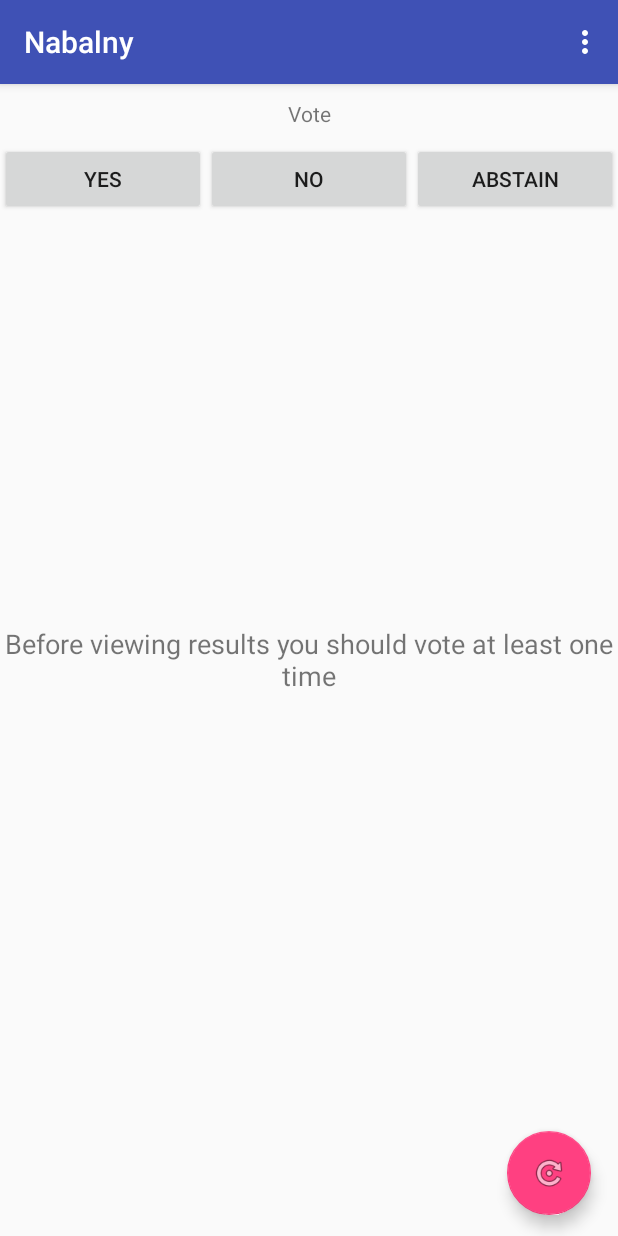
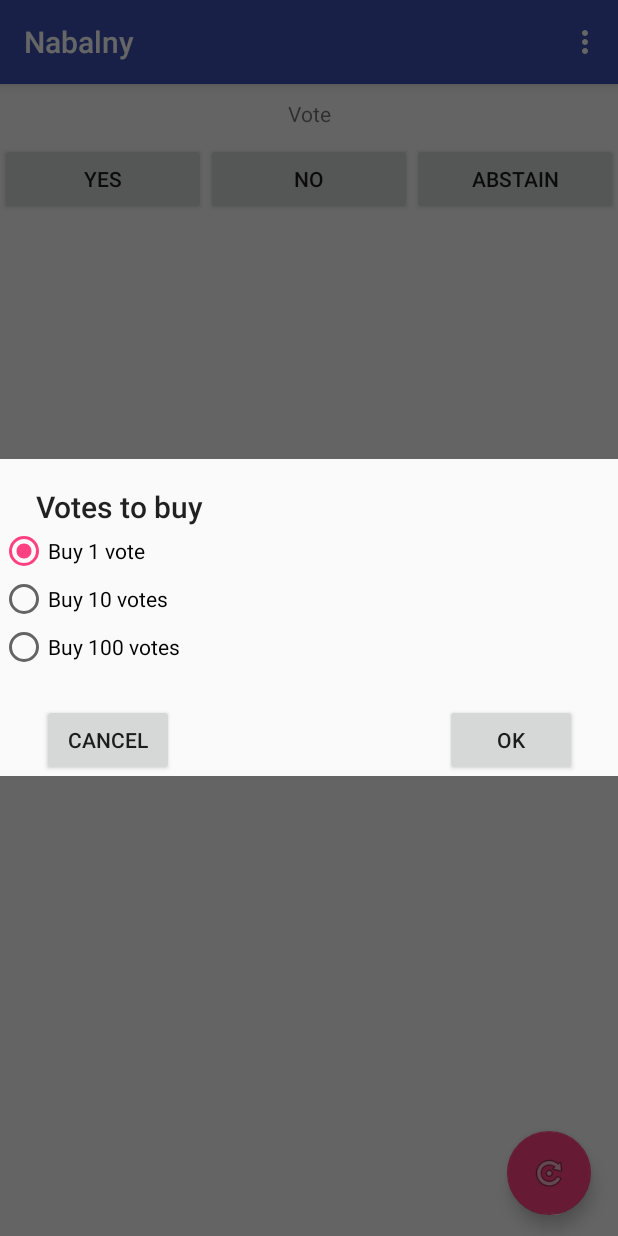
Before and after one commit to istepnikov/Nabalny, an Android app: the screen it shows after launch (MainActivity), after a tap on "YES", on a phone screen of 412 x 824 dp. Run offline under Robolectric (Android 15) with nearby library versions, the phone set to English and light mode, and no system bars; libraries missing offline, so code that uses them is left out: com.anjlab.android, com.github.mikephil.charting; plain views replace PieChart; pictures from the network do not load; 2 statements that could not run were skipped.

Commit message:
Add dialog and a few fixes

```diff
--- a/app/src/main/java/space/greenraven/android/nabalny/MainActivity.java
+++ b/app/src/main/java/space/greenraven/android/nabalny/MainActivity.java
@@ -1,5 +1,6 @@
 package space.greenraven.android.nabalny;
 
+import android.app.Dialog;
 import android.content.Intent;
 import android.os.Bundle;
 import android.support.annotation.NonNull;
@@ -12,10 +13,13 @@ import android.util.Log;
 import android.view.Menu;
 import android.view.MenuItem;
 import android.view.View;
+import android.widget.Button;
+import android.widget.RadioButton;
 import android.widget.TextView;
 import com.anjlab.android.iab.v3.BillingProcessor;
 import com.anjlab.android.iab.v3.TransactionDetails;
 import com.github.mikephil.charting.charts.PieChart;
+import com.github.mikephil.charting.components.Description;
 import com.github.mikephil.charting.data.PieData;
 import com.github.mikephil.charting.data.PieDataSet;
 import com.github.mikephil.charting.data.PieEntry;
@@ -27,7 +31,9 @@ import com.google.android.gms.auth.api.signin.GoogleSignInResult;
 import com.google.android.gms.common.ConnectionResult;
 import com.google.android.gms.common.Scopes;
 import com.google.android.gms.common.api.GoogleApiClient;
+import com.google.android.gms.common.api.ResultCallback;
 import com.google.android.gms.common.api.Scope;
+import com.google.android.gms.common.api.Status;
 import space.greenraven.android.nabalny.remoting.VoteProcessingService;
 import space.greenraven.android.nabalny.remoting.VoteResultsService;
 import space.greenraven.android.nabalny.remoting.VoteStats;
@@ -49,6 +55,7 @@ public class MainActivity extends AppCompatActivity implements GoogleApiClient.O
     VoteResultsService voteService = new VoteResultsService(this);
 
     String currentUser = "";
+    private Menu menu;
 
     private void showSnackBarMessage(String message){
         FloatingActionButton fab = (FloatingActionButton) findViewById(R.id.fab);
@@ -136,6 +143,8 @@ public class MainActivity extends AppCompatActivity implements GoogleApiClient.O
 
             ((TextView)findViewById(R.id.textView)).setText(acct.getDisplayName()+", "+getString(R.string.you_vote));
 
+            menu.findItem(R.id.action_signout).setEnabled(true);
+
             currentUser = acct.getEmail();
 
             tokenHelper.execute(acct.getAccount());
@@ -152,6 +161,8 @@ public class MainActivity extends AppCompatActivity implements GoogleApiClient.O
 
     @Override
     public boolean onCreateOptionsMenu(Menu menu) {
+        this.menu = menu;
+
         // Inflate the menu; this adds items to the action bar if it is present.
         getMenuInflater().inflate(R.menu.menu_main, menu);
         return true;
@@ -165,12 +176,19 @@ public class MainActivity extends AppCompatActivity implements GoogleApiClient.O
         int id = item.getItemId();
 
         //noinspection SimplifiableIfStatement
-        if (id == R.id.action_settings) {
+        if (id == R.id.action_signout) {
+            signOut();
             return true;
         }
 
         return super.onOptionsItemSelected(item);
     }
+
+    private void signOut() {
+        Auth.GoogleSignInApi.signOut(mGoogleApiClient).setResultCallback(
+                status -> menu.findItem(R.id.action_signout).setEnabled(false));
+    }
+
 
     @Override
     public void onConnectionFailed(@NonNull ConnectionResult connectionResult) {
@@ -194,6 +212,9 @@ public class MainActivity extends AppCompatActivity implements GoogleApiClient.O
         pieDataSet.setColors(ColorTemplate.COLORFUL_COLORS);
         PieData pieData = new PieData(pieDataSet);
         chart.setData(pieData);
+        Description description = new Description();
+        description.setText("");
+        chart.setDescription(description);
         chart.setVisibility(View.VISIBLE);
         //chart.setCenterText("Results distribution for " + displayName);
 
@@ -214,22 +235,28 @@ public class MainActivity extends AppCompatActivity implements GoogleApiClient.O
         Log.d("Click","onClick");
         switch (v.getId()){
             case R.id.button_yes:
-
-                Log.i("Button:", "Yes");
-                bp.purchase(this, ITEM_SKU, "Yes");
+//                Log.i("Button:", "Yes");
+//                bp.purchase(this, ITEM_SKU, "Yes");
+                openBuyDialog("YES");
                 break;
             case R.id.button_no:
                 Log.i("Button:", "No");
+                openBuyDialog("NO");
                 break;
             case R.id.button_abstain:
                 Log.i("Button:", "Abstain");
+                openBuyDialog("ABSTAIN");
                 break;
         }
     }
 
     //Billing part. Should be refactored, probably
 //    static final String ITEM_SKU = "space.greenraven.nabalny.vote";
+//    static final String ITEM_SKU10 = "space.greenraven.nabalny.10votes";
+//    static final String ITEM_SKU100 = "space.greenraven.nabalny.100votes";
     static final String ITEM_SKU = "android.test.purchased";
+    static final String ITEM_SKU10 = "android.test.purchased";
+    static final String ITEM_SKU100 = "android.test.purchased";
 
     BillingProcessor bp = null;
 
@@ -273,9 +300,40 @@ public class MainActivity extends AppCompatActivity implements GoogleApiClient.O
             showSnackBarMessage(getString(R.string.vote_accepted));
             bp.consumePurchase(result);
             voteService = new VoteResultsService(this);
-            voteService.execute();
+            voteService.execute(currentUser);
         } else {
             showSnackBarMessage(result);
         }
     }
+
+    private void openBuyDialog(String payload){
+        Dialog dialog = new Dialog(this, R.style.Dialog);
+        dialog.setContentView(R.layout.buy_dialog);
+        dialog.setTitle(R.string.select_n_votes_text);
+        dialog.show();
+
+        Button okBtn = (Button) dialog.findViewById(R.id.buyOkBtn);
+        okBtn.setTag(payload);
+
+        dialog.findViewById(R.id.buyCancelBtn).setOnClickListener(v -> {
+            dialog.dismiss();
+        });
+
+        dialog.findViewById(R.id.buyOkBtn).setOnClickListener(v -> {
+            String sku = "";
+            String mPayload = (String) v.getTag();
+            if (((RadioButton) dialog.findViewById(R.id.rbtn1Item)).isChecked()){
+                sku = ITEM_SKU;
+                mPayload += ":"+1;
+            } else if(((RadioButton) dialog.findViewById(R.id.rbtn10Items)).isChecked()) {
+                sku = ITEM_SKU10;
+                mPayload += ":"+10;
+            } else if(((RadioButton) dialog.findViewById(R.id.rbtn100Items)).isChecked()) {
+                sku = ITEM_SKU100;
+                mPayload += ":"+100;
+            }
+            dialog.dismiss();
+            bp.purchase(MainActivity.this, sku, mPayload);
+        });
+    }
 }
--- /dev/null
+++ b/app/src/main/res/layout/buy_dialog.xml
@@ -0,0 +1,40 @@
+<?xml version="1.0" encoding="utf-8"?>
+<RelativeLayout xmlns:android="http://schemas.android.com/apk/res/android"
+                android:layout_width="wrap_content"
+                android:layout_height="wrap_content"
+android:id="@+id/buyDialog">
+
+
+    <RadioGroup
+            android:orientation="vertical"
+            android:layout_width="match_parent"
+            android:layout_height="wrap_content" android:id="@+id/buyRbtnLayout" android:layout_alignParentTop="true"
+            android:layout_alignParentStart="true">
+        <RadioButton
+                android:text="@string/buy_1_item_text"
+                android:layout_width="match_parent"
+                android:layout_height="wrap_content" android:id="@+id/rbtn1Item" android:checked="true"/>
+        <RadioButton
+                android:text="@string/buy_10_item_text"
+                android:layout_width="match_parent"
+                android:layout_height="wrap_content" android:id="@+id/rbtn10Items"/>
+        <RadioButton
+                android:text="@string/buy_100_item_text"
+                android:layout_width="match_parent"
+                android:layout_height="wrap_content" android:id="@+id/rbtn100Items"/>
+    </RadioGroup>
+
+    <Button
+            android:text="@android:string/cancel"
+            android:layout_width="wrap_content"
+            android:layout_height="wrap_content" android:id="@+id/buyCancelBtn"
+            android:layout_marginTop="22dp"
+            android:layout_marginStart="28dp"
+            android:layout_below="@+id/buyRbtnLayout" android:layout_alignParentStart="true"/>
+    <Button
+            android:text="@android:string/ok"
+            android:layout_width="wrap_content"
+            android:layout_height="wrap_content" android:id="@+id/buyOkBtn"
+            android:layout_alignBaseline="@+id/buyCancelBtn" android:layout_alignBottom="@+id/buyCancelBtn"
+            android:layout_alignParentEnd="true" android:layout_marginEnd="27dp"/>
+</RelativeLayout>
--- a/app/src/main/res/menu/menu_main.xml
+++ b/app/src/main/res/menu/menu_main.xml
@@ -2,8 +2,9 @@
       xmlns:app="http://schemas.android.com/apk/res-auto"
       xmlns:tools="http://schemas.android.com/tools"
       tools:context="space.greenraven.android.nabalny.MainActivity">
-    <item android:id="@+id/action_settings"
-          android:title="@string/action_settings"
+    <item android:id="@+id/action_signout"
+          android:title="@string/action_signout"
+          android:enabled="false"
           android:orderInCategory="100"
           app:showAsAction="never"/>
 </menu>
--- a/app/src/main/res/values/strings.xml
+++ b/app/src/main/res/values/strings.xml
@@ -1,13 +1,13 @@
 <resources>
     <string name="app_name">Nabalny</string>
-    <string name="action_settings">Settings</string>
+    <string name="action_signout">Sign Out</string>
     <string name="vote_text">Vote</string>
     <string name="yes_string">Yes</string>
     <string name="no_string">No</string>
     <string name="abstain_string">Abstain</string>
 
     <string name="unsuccessful_auth_string">Authentication Problem</string>
-    <string name="you_vote">your vote?</string>
+    <string name="you_vote">do you vote against corruption?</string>
 
     <!-- TODO: Remove or change this placeholder text -->
     <string name="hello_blank_fragment">Hello blank fragment</string>
@@ -15,5 +15,9 @@
 
     <string name="no_vote_alert">Before viewing results you should vote at least one time</string>
     <string name="vote_accepted">Your vote has been accepted</string>
+    <string name="buy_1_item_text">Buy 1 vote</string>
+    <string name="buy_10_item_text">Buy 10 votes</string>
+    <string name="buy_100_item_text">Buy 100 votes</string>
+    <string name="select_n_votes_text">Votes to buy</string>
 
 </resources>
--- a/app/src/main/res/values/styles.xml
+++ b/app/src/main/res/values/styles.xml
@@ -13,5 +13,9 @@
     </style>
     <style name="AppTheme.AppBarOverlay" parent="ThemeOverlay.AppCompat.Dark.ActionBar"/>
     <style name="AppTheme.PopupOverlay" parent="ThemeOverlay.AppCompat.Light"/>
+    <style name="Dialog" parent="AppTheme">
+        <item name="android:windowNoTitle">false</item>
+        <item name="android:windowIsFloating">true</item>
+    </style>
 
 </resources>
```
